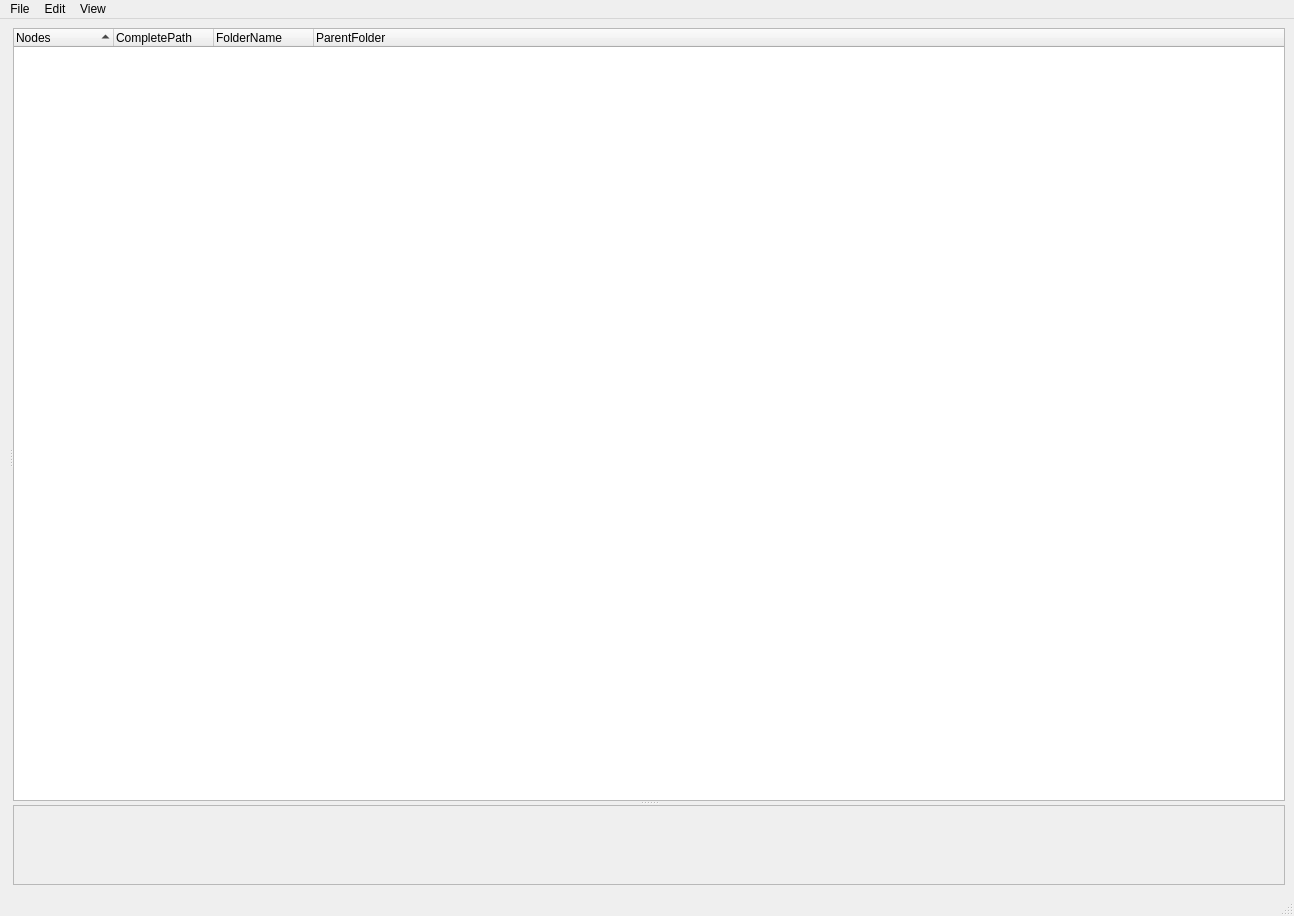
Old version of the form ui/tangle.ui in the repository nielsvaes/tangle.
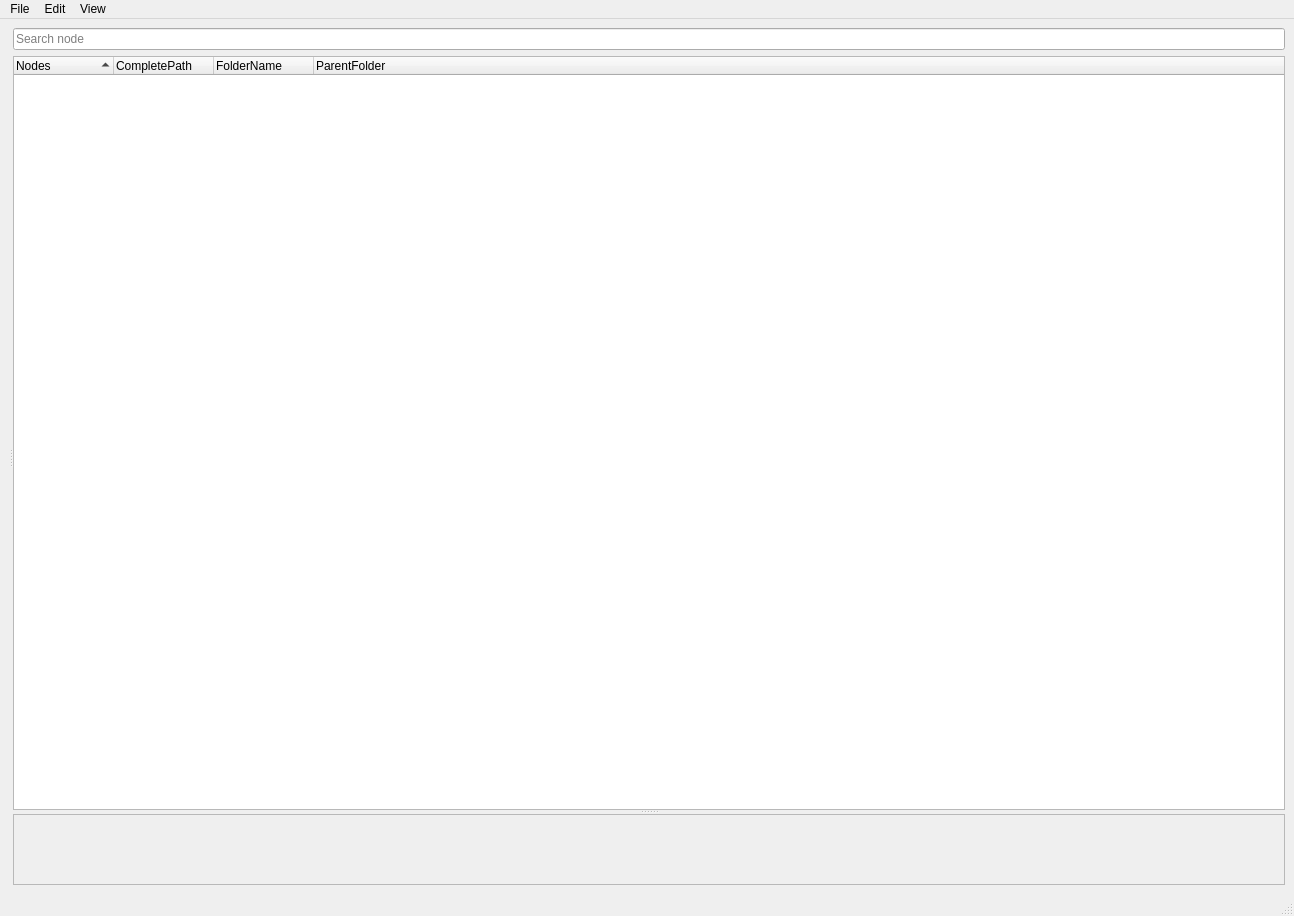
New version of the form. Icons and pictures are not drawn.

```diff
--- a/ui/tangle.ui
+++ b/ui/tangle.ui
@@ -34,9 +34,19 @@
        <property name="orientation">
         <enum>Qt::Vertical</enum>
        </property>
+       <widget class="QWidget" name="">
+        <layout class="QVBoxLayout" name="verticalLayout">
+         <item>
+          <widget class="QLineEdit" name="txt_search_nodes">
+           <property name="placeholderText">
+            <string>Search node</string>
+           </property>
+          </widget>
+         </item>
+         <item>
        <widget class="QTreeWidget" name="tree_nodes">
         <property name="sizePolicy">
-         <sizepolicy hsizetype="Maximum" vsizetype="Expanding">
+            <sizepolicy hsizetype="Preferred" vsizetype="Expanding">
           <horstretch>0</horstretch>
           <verstretch>0</verstretch>
          </sizepolicy>
@@ -89,6 +99,9 @@
          </property>
         </column>
        </widget>
+         </item>
+        </layout>
+       </widget>
        <widget class="QScrollArea" name="scrollArea">
         <property name="widgetResizable">
          <bool>true</bool>
@@ -98,8 +111,8 @@
           <rect>
            <x>0</x>
            <y>0</y>
-           <width>1258</width>
-           <height>84</height>
+           <width>1194</width>
+           <height>73</height>
           </rect>
          </property>
          <layout class="QGridLayout" name="gridLayout">
```
Lines whose indentation alone changed are shown as unchanged.
